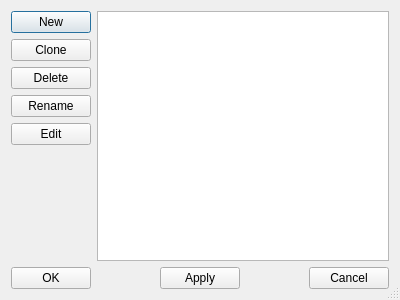
Qt form mqt/MqtLogger/ScreenConfigManager.ui (Rsclub22/Minos2-Mirror) before a commit.
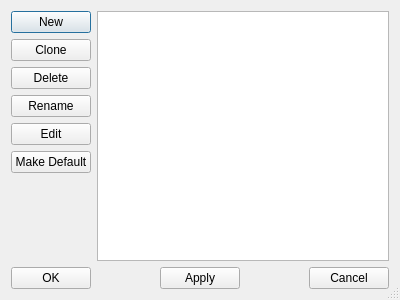
The same form after that commit.

Commit message: Implement selection of the current default screen layout

What changed in the file:
```diff
--- a/mqt/MqtLogger/ScreenConfigManager.ui
+++ b/mqt/MqtLogger/ScreenConfigManager.ui
@@ -56,6 +56,13 @@
          </property>
         </widget>
        </item>
+       <item>
+        <widget class="QPushButton" name="makeDefaultButton">
+         <property name="text">
+          <string>Make Default</string>
+         </property>
+        </widget>
+       </item>
        <item>
         <spacer name="verticalSpacer">
          <property name="orientation">
```
The commit also changes 7 other files.
